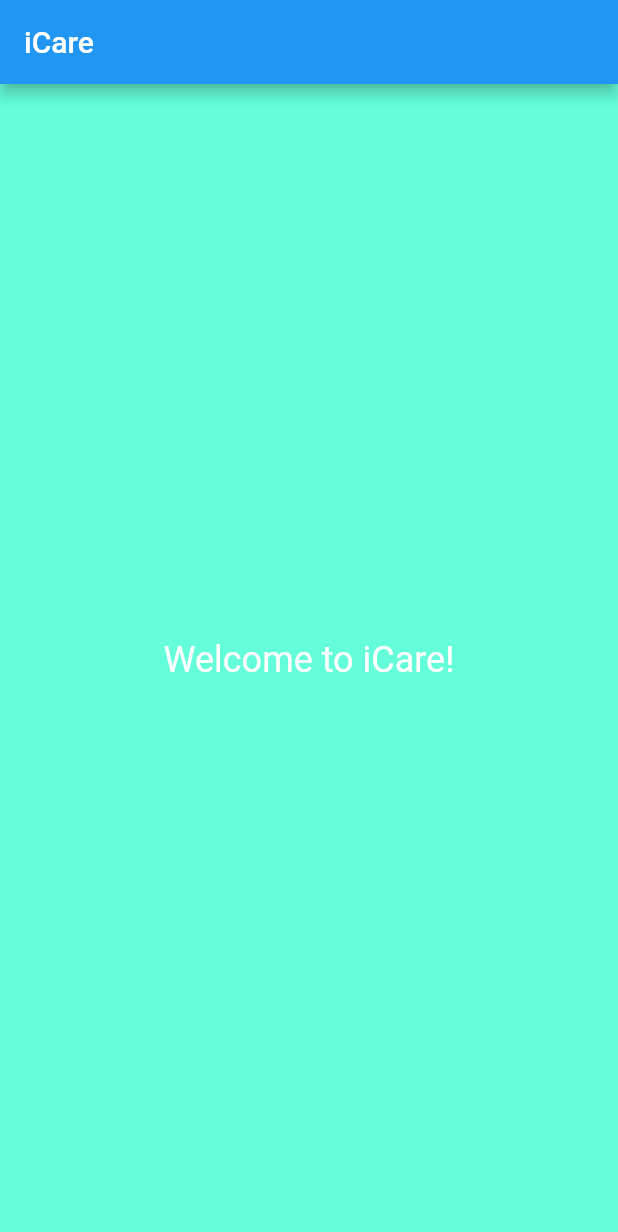
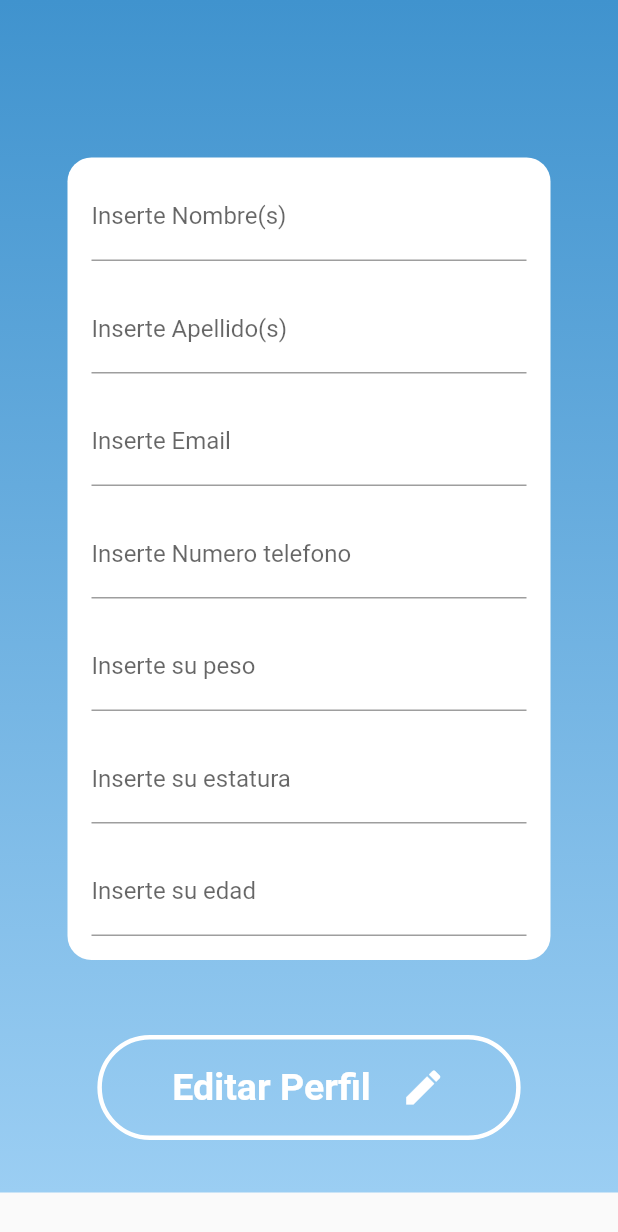
Before and after one commit to VictorCuerdo/iCare, a Flutter app: the screen it shows after launch, on a phone screen of 412 x 824 dp. Shown: the top 1232 px of the screen. Run offline on Flutter 3.47's test engine with Material 2 defaults, Android fonts, the light colour scheme and no system bars; our stand-ins replace get.

Commit message:
user form added

```diff
--- a/lib/main.dart
+++ b/lib/main.dart
@@ -6,7 +6,8 @@ void main() => runApp(MyApp());
 class MyApp extends StatelessWidget {
   @override
   Widget build(BuildContext context) {
-    return MaterialApp(
+    return const MaterialApp(
+      debugShowCheckedModeBanner: false,
       title: 'iCare',
       home: LoadingScreen(),
     );
--- a/lib/ui/homepage.dart
+++ b/lib/ui/homepage.dart
@@ -1,22 +1,84 @@
 import 'package:flutter/material.dart';
+import 'dart:io';
+import 'package:get/get.dart';
+import '../widgets/edit_user_form.dart';
 
-class HomePage extends StatelessWidget {
-  const HomePage({super.key});
+class HomePage extends StatefulWidget {
+  const HomePage({Key? key}) : super(key: key);
 
+  @override
+  // ignore: library_private_types_in_public_api
+  _HomePageState createState() => _HomePageState();
+}
+
+class _HomePageState extends State<HomePage> {
   @override
   Widget build(BuildContext context) {
     return Scaffold(
-      appBar: AppBar(
-        title: const Text('iCare'),
-      ),
-      body: Container(
-        color: Colors.tealAccent,
-        child: const Center(
-          child: Text(
-            'Welcome to iCare!',
-            style: TextStyle(fontSize: 24, color: Colors.white),
+      body: Stack(
+        children: [
+          Expanded(
+            child: SingleChildScrollView(
+              child: Container(
+                decoration: const BoxDecoration(
+                    gradient: LinearGradient(
+                        begin: Alignment.topCenter,
+                        end: Alignment.bottomCenter,
+                        colors: [
+                      Color(0xFF4093CE),
+                      Color(0xFF9BCEF3),
+                    ])),
+                padding: const EdgeInsets.all(35.0),
+                child: Column(
+                  children: <Widget>[
+                    const SizedBox(height: 60.0),
+                    Container(
+                      margin: const EdgeInsets.symmetric(
+                          horizontal: 10, vertical: 10),
+                      child:
+                          const FormularioUsuario(), // llamamos al widget de edit_profile_page
+                    ),
+
+                    // BOTON DE EDITAR
+                    const SizedBox(height: 40),
+                    Row(
+                      mainAxisAlignment: MainAxisAlignment.spaceEvenly,
+                      children: [
+                        OutlinedButton(
+                          onPressed: () {
+                            Get.off(() => const HomePage());
+                          },
+                          style: OutlinedButton.styleFrom(
+                            shape: const StadiumBorder(),
+                            side: const BorderSide(
+                                width: 3.0, color: Colors.white),
+                            padding: const EdgeInsets.symmetric(
+                                horizontal: 50, vertical: 20),
+                          ),
+                          child: Row(
+                            mainAxisAlignment: MainAxisAlignment.center,
+                            children: const [
+                              Text(
+                                'Editar Perfil',
+                                style: TextStyle(
+                                  fontSize: 25,
+                                  fontWeight: FontWeight.bold,
+                                  color: Colors.white,
+                                ),
+                              ),
+                              SizedBox(width: 20),
+                              Icon(Icons.edit, color: Colors.white, size: 30),
+                            ],
+                          ),
+                        ),
+                      ],
+                    ),
+                  ],
+                ),
+              ),
+            ),
           ),
-        ),
+        ],
       ),
     );
   }
--- /dev/null
+++ b/lib/widgets/edit_user_form.dart
@@ -0,0 +1,107 @@
+import 'package:flutter/material.dart';
+
+class FormularioUsuario extends StatefulWidget {
+  const FormularioUsuario({Key? key}) : super(key: key);
+
+  @override
+  // ignore: library_private_types_in_public_api
+  _FormularioUsuarioState createState() => _FormularioUsuarioState();
+}
+
+class _FormularioUsuarioState extends State<FormularioUsuario> {
+  String? _name;
+  String? _lastName;
+  String? _email;
+  String? _telephone;
+  double? _weight;
+  double? _height;
+  String? _age;
+
+  @override
+  Widget build(BuildContext context) {
+    return Container(
+      decoration: BoxDecoration(
+        color: Colors.white,
+        borderRadius: BorderRadius.circular(16.0),
+      ),
+      padding: const EdgeInsets.fromLTRB(16.0, 10.0, 16.0, 16.0),
+      child: Column(
+        mainAxisSize: MainAxisSize.min,
+        children: <Widget>[
+          TextFormField(
+            decoration: const InputDecoration(labelText: 'Inserte Nombre(s)'),
+            initialValue: _name,
+            onChanged: (value) {
+              setState(() {
+                _name = value;
+              });
+            },
+          ),
+          const SizedBox(height: 16.0),
+          TextFormField(
+            decoration: const InputDecoration(labelText: 'Inserte Apellido(s)'),
+            initialValue: _lastName,
+            onChanged: (value) {
+              setState(() {
+                _lastName = value;
+              });
+            },
+          ),
+          const SizedBox(height: 16.0),
+          TextFormField(
+            decoration: const InputDecoration(labelText: 'Inserte Email'),
+            initialValue: _email,
+            onChanged: (value) {
+              setState(() {
+                _email = value;
+              });
+            },
+          ),
+          const SizedBox(height: 16.0),
+          TextFormField(
+            decoration:
+                const InputDecoration(labelText: 'Inserte Numero telefono'),
+            initialValue: _telephone,
+            onChanged: (value) {
+              setState(() {
+                _telephone = value;
+              });
+            },
+          ),
+          const SizedBox(height: 16.0),
+          TextFormField(
+            decoration: const InputDecoration(labelText: 'Inserte su peso'),
+            initialValue: _weight?.toString(),
+            keyboardType: const TextInputType.numberWithOptions(decimal: true),
+            onChanged: (value) {
+              setState(() {
+                _weight = double.tryParse(value);
+              });
+            },
+          ),
+          const SizedBox(height: 16.0),
+          TextFormField(
+            decoration: const InputDecoration(labelText: 'Inserte su estatura'),
+            initialValue: _height?.toString(),
+            keyboardType: const TextInputType.numberWithOptions(decimal: true),
+            onChanged: (value) {
+              setState(() {
+                _height = double.tryParse(value);
+              });
+            },
+          ),
+          const SizedBox(height: 16.0),
+          TextFormField(
+            decoration: const InputDecoration(labelText: 'Inserte su edad'),
+            initialValue: _age,
+            onChanged: (value) {
+              setState(() {
+                _age = value;
+              });
+            },
+          ),
+        ],
+      ),
+    );
+  }
+}
--- a/pubspec.yaml
+++ b/pubspec.yaml
@@ -35,6 +35,7 @@ dependencies:
   # The following adds the Cupertino Icons font to your application.
   # Use with the CupertinoIcons class for iOS style icons.
   cupertino_icons: ^1.0.2
+  get: ^4.6.5
 
 dev_dependencies:
   flutter_test:
@@ -60,7 +61,8 @@ flutter:
 
   # To add assets to your application, add an assets section, like this:
   assets:
-    - lib/assets/images/logo.png
+    - assets/
+    - assets/images/
   #   - images/a_dot_ham.jpeg
 
   # An image asset can refer to one or more resolution-specific "variants", see
```
Also changed, not shown: lib/ui/loading_screen.dart (+34 -11 lines), lib/widgets/loading_logo.dart (added, +23 -0 lines), assets/images/logo.png (renamed from lib/assets/images/logo.png), pubspec.lock.
